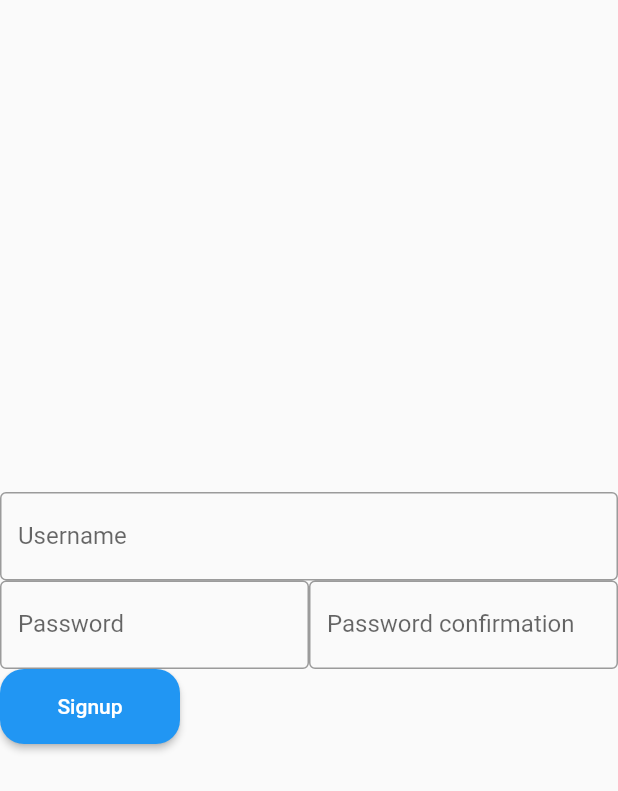
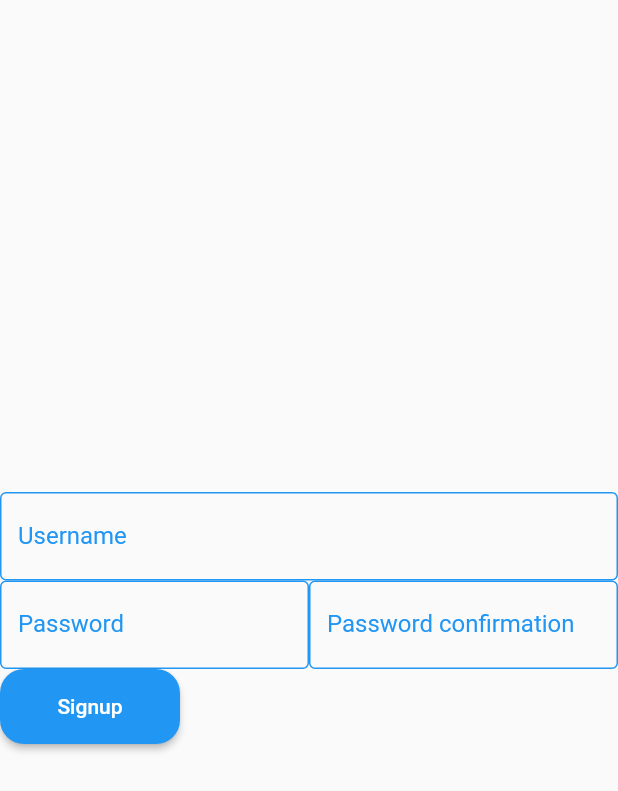
Before and after one commit to hhldiniz/euro_exchange_website, a Flutter app: the Login screen opened by its route, after a tap on "Don't have an account ? Create one here.", on a phone screen of 412 x 824 dp. Shown: the top 791 px of the screen. Run offline on Flutter 3.47's test engine with Material 2 defaults, Android fonts, the phone set to English and light mode, and no system bars; our stand-ins replace dio, get.

Commit message:
Adding configurations for custom input field and enabling input as password

```diff
--- a/lib/pages/login.dart
+++ b/lib/pages/login.dart
@@ -75,6 +75,7 @@ class Login extends StatelessWidget {
                                     horizontal: 16, vertical: 16),
                                 child: MaterialTextFormField(
                                   initialValue: "",
+                                  isPassword: true,
                                   focusColor: Colors.white,
                                   validator: (value) =>
                                       _loginFormController.fieldIsValid(value,
--- a/lib/widgets/material_text_form_field.dart
+++ b/lib/widgets/material_text_form_field.dart
@@ -7,14 +7,24 @@ class MaterialTextFormField extends StatelessWidget {
   final FormFieldValidator? _validator;
   final String? _initialValue;
   final Color? _focusColor;
+  final TextInputType? _inputType;
+  final bool _isPassword;
 
   MaterialTextFormField(
-      {controller, initialValue, labelText, validator, focusColor})
+      {controller,
+      initialValue,
+      labelText,
+      validator,
+      focusColor,
+      inputType,
+      isPassword = false})
       : this._controller = controller,
         this._initialValue = initialValue,
         this._labelText = labelText,
         this._validator = validator,
-        this._focusColor = focusColor;
+        this._focusColor = focusColor,
+        this._inputType = inputType,
+        this._isPassword = isPassword;
 
   @override
   Widget build(BuildContext context) {
@@ -22,10 +32,20 @@ class MaterialTextFormField extends StatelessWidget {
       initialValue: this._controller != null ? null : _initialValue,
       controller: this._initialValue != null ? null : this._controller,
       validator: _validator,
+      obscureText: _isPassword,
+      style: TextStyle(color: _focusColor ?? Theme.of(context).accentColor),
+      keyboardType: _inputType ?? TextInputType.name,
       decoration: InputDecoration(
           border: OutlineInputBorder(),
+          enabledBorder: OutlineInputBorder(
+              borderSide: BorderSide(
+                  color: _focusColor ?? Theme.of(context).accentColor)),
+          focusedBorder: OutlineInputBorder(
+              borderSide: BorderSide(
+                  color: _focusColor ?? Theme.of(context).accentColor)),
           labelText: _labelText,
-          focusColor: _focusColor ?? Theme.of(context).accentColor),
+          labelStyle:
+              TextStyle(color: _focusColor ?? Theme.of(context).accentColor)),
     );
   }
 }
```
